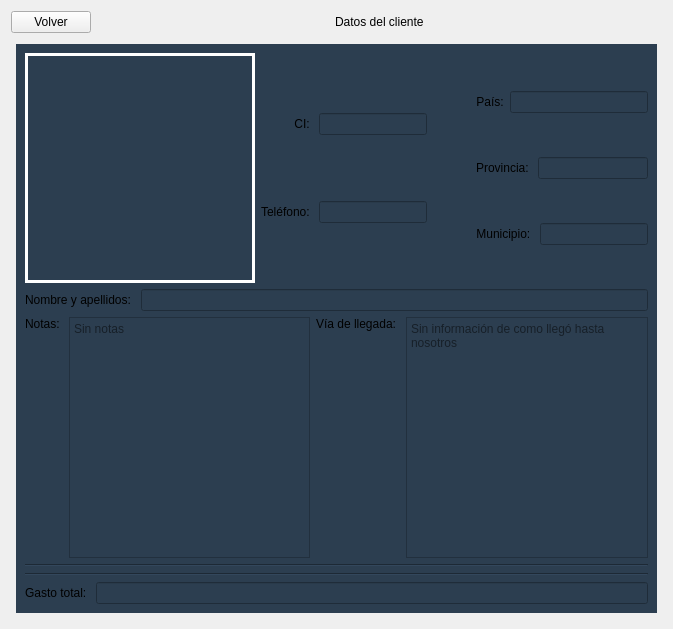
The window that views/showClientView.ui (STITCH9911/onink) describes before a commit, drawn with Qt 5.
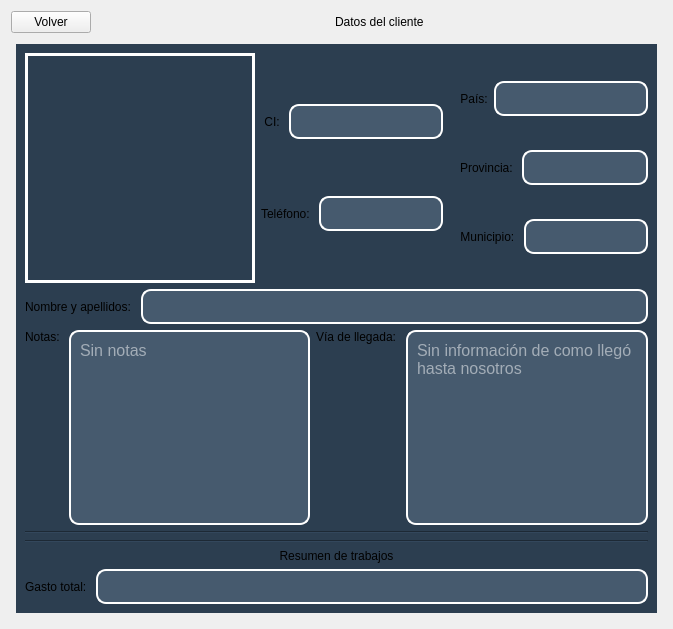
The same window after the commit. Icons and pictures are not drawn.

The edit to the form file:
```diff
--- a/views/showClientView.ui
+++ b/views/showClientView.ui
@@ -77,7 +77,10 @@
    <item>
     <widget class="QScrollArea" name="scrollArea">
      <property name="styleSheet">
-      <string notr="true">QWidget{
+      <string notr="true">QLineEdit{
+background-color: rgb(70, 90, 110);
+}
+QWidget{
 background-color: rgb(44, 62, 80);
 }
 QScrollArea {
@@ -132,6 +135,31 @@
         <height>553</height>
        </rect>
       </property>
+      <property name="styleSheet">
+       <string notr="true"> QLineEdit {
+        background-color: rgb(70, 90, 110);
+        color: white;
+        border: 2px solid white;
+        border-radius: 10px;
+		font-family: &quot;Oswald&quot;;
+		font-size: 12pt;
+        padding: 5px;
+    }
+    QLineEdit:focus {
+        border: 2px solid rgb(255, 140, 0);
+    }
+QTextEdit {
+        background-color: rgb(70, 90, 110);
+        color: white;
+        border: 2px solid white;
+        border-radius: 10px;
+		font-size: 12pt;
+        padding: 5px;
+    }
+    QTextEdit:focus {
+         border: 2px solid rgb(255, 140, 0);
+    }</string>
+      </property>
       <layout class="QVBoxLayout" name="verticalLayout">
        <item>
         <layout class="QVBoxLayout" name="personalLayout">
@@ -388,6 +416,16 @@
        </item>
        <item>
         <layout class="QVBoxLayout" name="layoutWorks">
+         <item>
+          <widget class="QLabel" name="label_19">
+           <property name="text">
+            <string>Resumen de trabajos</string>
+           </property>
+           <property name="alignment">
+            <set>Qt::AlignCenter</set>
+           </property>
+          </widget>
+         </item>
          <item>
           <layout class="QHBoxLayout" name="horizontalLayout_24">
            <item>
@@ -398,7 +436,11 @@
             </widget>
            </item>
            <item>
-            <widget class="QLineEdit" name="gasto_total"/>
+            <widget class="QLineEdit" name="gasto_total">
+             <property name="readOnly">
+              <bool>true</bool>
+             </property>
+            </widget>
            </item>
           </layout>
          </item>
```
